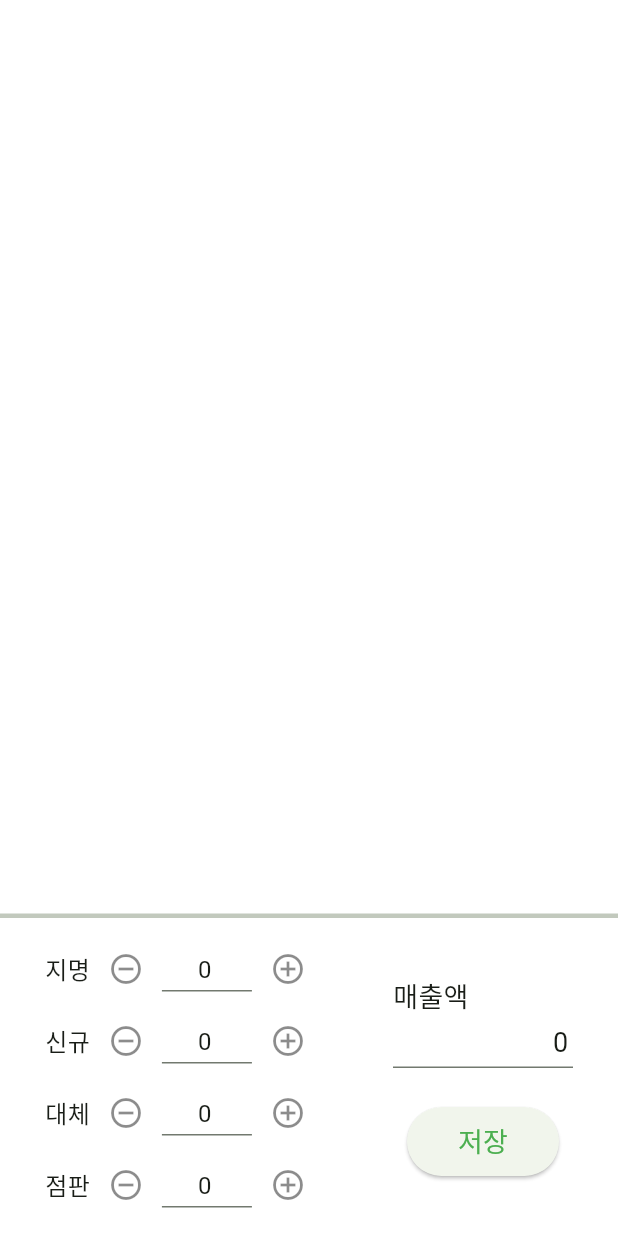
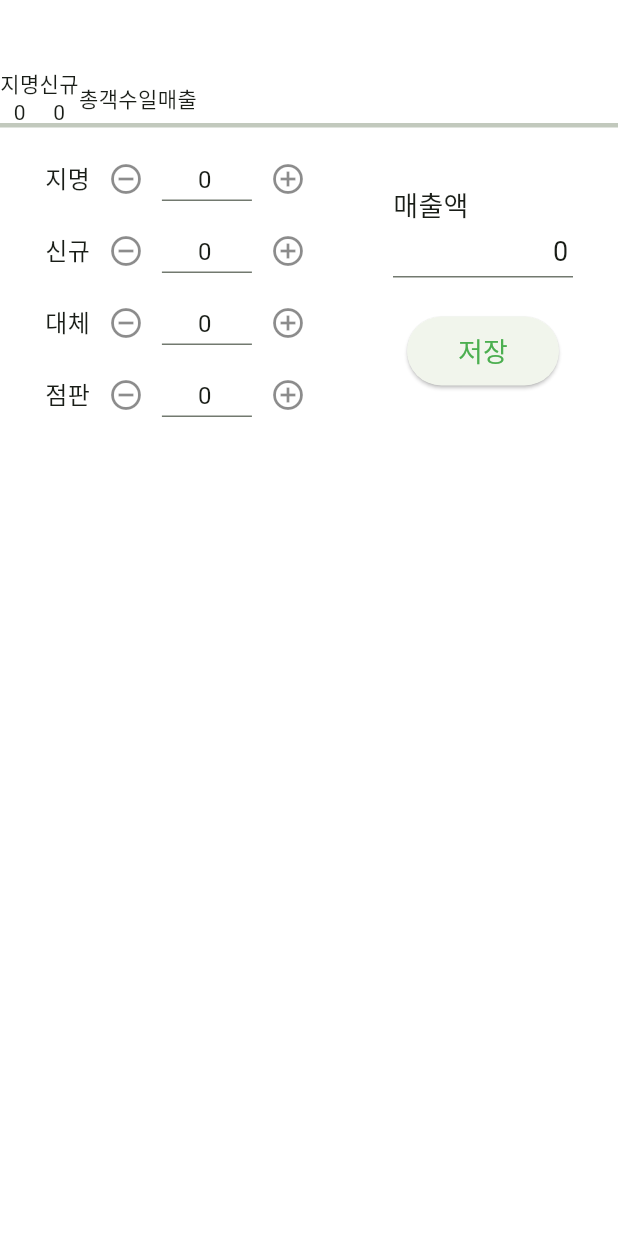
Before and after one commit to kanggo1111/hair_designer_sales_manage2, a Flutter app: the OneDayView widget shown alone on an empty page, opened directly with empty values, after a tap on "저장", on a phone screen of 412 x 824 dp. Run offline on Flutter 3.47's test engine with Material 3 defaults, Android fonts, the phone set to English and light mode, and no system bars; our stand-ins replace cloud_firestore, currency_text_input_formatter, firebase_auth, firebase_core, get; missing offline and left inert: back_button_interceptor; accounts and stored records are empty.

Commit message:
[devel] modify one_day_view #1
Deatails:
modify one_day_view #1

```diff
--- a/lib/controller/item_controller.dart
+++ b/lib/controller/item_controller.dart
@@ -16,12 +16,12 @@ class ItemController extends GetxController {
     // TODO: implement onReady
     super.onReady();
     _items.bindStream(fetchItemStream());
-    ever(_items, (_) {
-      // _items.forEach((element) {
-      //   print(element.id);
-      // });
-      // print('---------------------------');
-    });
+    // ever(_items, (_) {
+    //   // _items.forEach((element) {
+    //   //   print(element.id);
+    //   // });
+    //   // print('---------------------------');
+    // });
   }
 
   final FirebaseAuth authentication = FirebaseAuth.instance;
@@ -41,16 +41,12 @@ class ItemController extends GetxController {
         .doc(user!.uid)
         .collection('items').doc(docID).delete();
   }
-  //
+
+  // TODO:
   // void editItem(){
   //
   // }
   //
-  // List<Item> readItem(){
-  //
-  //
-  //   return [];
-  // }
 
   Stream<List<Item>> fetchItemStream() {
     List<Item> items = [];
--- a/lib/view/one_day_view.dart
+++ b/lib/view/one_day_view.dart
@@ -1,11 +1,16 @@
 import 'package:back_button_interceptor/back_button_interceptor.dart';
 import 'package:currency_text_input_formatter/currency_text_input_formatter.dart';
+import 'package:flutter/cupertino.dart';
 import 'package:flutter/material.dart';
 import 'package:flutter/services.dart';
+import 'package:flutter/widgets.dart';
 import 'package:get/get.dart';
 import 'package:hair_designer_sales_manage2/controller/item_controller.dart';
 import 'package:hair_designer_sales_manage2/model/Item.dart';
 import 'package:intl/intl.dart';
+
+List<int> typeCount = List.generate(itemTypeList.length, (index) => 0);
+int priceOfDay = 0;
 
 class OneDayView extends StatefulWidget {
   OneDayView(this.day, {super.key});
@@ -35,6 +40,7 @@ class _OneDayViewState extends State<OneDayView> {
 
   bool myInterceptor(bool stopDefaultButtonEvent, RouteInfo info) {
     Get.back(id: 1);
+    FocusScope.of(context).unfocus();
     return true;
   }
 
@@ -42,18 +48,50 @@ class _OneDayViewState extends State<OneDayView> {
   Widget build(BuildContext context) {
     itemController.date = widget.day;
 
-    return GestureDetector(
-      onTap: () {
-        FocusScope.of(context).unfocus();
-      },
-      child: GetX<ItemController>(builder: (_) {
+    return GetX<ItemController>(builder: (_) {
       return Container(
           color: Colors.white,
           child: Column(
             children: [
-                Text(widget.day),
-                Expanded(
-                  child: ListView.builder(
+              Padding(
+                padding: const EdgeInsets.all(8.0),
+                child: Text(
+                  widget.day,
+                  style:
+                  TextStyle(fontSize: 20, fontWeight: FontWeight.bold),
+                ),
+              ),
+              Row(
+                children: [
+                  Column(children: [
+                    Text('지명'),
+                    Text(itemController.items
+                        .fold(
+                        0,
+                            (previousValue, element) => element.type == '지명'
+                            ? previousValue + element.count!
+                            : previousValue)
+                        .toString()),
+                  ]),
+                  Column(children: [
+                    Text('신규'),
+                    Text(itemController.items
+                        .fold(
+                        0,
+                            (previousValue, element) => element.type == '신규'
+                            ? previousValue + element.count!
+                            : previousValue)
+                        .toString()),
+                  ]),
+                  Column(children: [
+                    Text('총객수'),
+                  ]),
+                  Column(children: [
+                    Text('일매출'),
+                  ]),
+                ],
+              ),
+              ListView.builder(
                   shrinkWrap: true,
                   itemCount: itemController.items.length,
                   itemBuilder: (context, index) {
@@ -87,8 +125,7 @@ class _OneDayViewState extends State<OneDayView> {
                                   width: MediaQuery.of(context).size.width *
                                       0.25,
                                   alignment: Alignment.center,
-                                      child: Text(
-                                          NumberFormat('###,###,###,###')
+                                  child: Text(NumberFormat('###,###,###,###')
                                       .format(itemController
                                           .items[index].price))),
                             ],
@@ -103,7 +140,6 @@ class _OneDayViewState extends State<OneDayView> {
                       ),
                     );
                   }),
-                ),
               Divider(
                 height: 0,
                 thickness: 3,
@@ -114,8 +150,7 @@ class _OneDayViewState extends State<OneDayView> {
               )
             ],
           ));
-      }),
-    );
+    });
   }
 }
 
@@ -125,9 +160,14 @@ class AddItemContainer extends StatelessWidget {
   final ItemController itemController = Get.put(ItemController());
 
   List<TextEditingController> typeTextEditingController = List.generate(
-      itemTypeList.length, (index) => TextEditingController()..text = '0');
-  TextEditingController priceTextEditingController =
-      (TextEditingController()..text = '0');
+      itemTypeList.length,
+      (index) => TextEditingController()..text = typeCount[index].toString());
+  TextEditingController priceTextEditingController = (TextEditingController()
+    ..text = NumberFormat('###,###,###,###').format(priceOfDay));
+
+  // List<TextEditingController> typeTextEditingController =
+  //     List.generate(itemTypeList.length, (index) => TextEditingController());
+  // TextEditingController priceTextEditingController = (TextEditingController());
 
   @override
   Widget build(BuildContext context) {
@@ -162,6 +202,8 @@ class AddItemContainer extends StatelessWidget {
                         IconButton(
                             onPressed: () {
                               setCount(index, -1);
+                              typeCount[index] = int.parse(
+                                  typeTextEditingController[index].text);
                             },
                             icon: Icon(Icons.remove_circle_outline,
                                 color: Colors.black45)),
@@ -174,6 +216,8 @@ class AddItemContainer extends StatelessWidget {
                               onTap: () {
                                 typeTextEditingController[index].value =
                                     TextEditingValue(text: '0');
+                                typeCount[index] = int.parse(
+                                    typeTextEditingController[index].text);
                               },
                               inputFormatters: [
                                 FilteringTextInputFormatter(
@@ -185,34 +229,28 @@ class AddItemContainer extends StatelessWidget {
                               textAlignVertical: TextAlignVertical.center,
                               onChanged: (value) {
                                 if (typeTextEditingController[index]
-                                        .value
                                         .text
-                                        .length >
-                                    1) {
-                                  if (typeTextEditingController[index]
-                                      .value
+                                        .length ==
+                                    0) {
+                                  typeTextEditingController[index].value =
+                                      TextEditingValue(text: '0');
+                                } else if (typeTextEditingController[index]
                                     .text
                                     .startsWith('0')) {
-                                    typeTextEditingController[index].value =
-                                        TextEditingValue(
-                                            text: typeTextEditingController[
-                                                    index]
-                                                .value
-                                                .text
-                                                .substring(
-                                                    1,
-                                                    typeTextEditingController[
-                                                            index]
-                                                        .value
-                                                        .text
-                                                        .length));
+                                  typeTextEditingController[index]
+                                      .text = int.parse(
+                                          typeTextEditingController[index].text)
+                                      .toString();
                                 }
-                                }
+                                typeCount[index] = int.parse(
+                                    typeTextEditingController[index].text);
                               },
                             )),
                         IconButton(
                             onPressed: () {
                               setCount(index, 1);
+                              typeCount[index] = int.parse(
+                                  typeTextEditingController[index].text);
                             },
                             icon: Icon(
                               Icons.add_circle_outline,
@@ -234,11 +272,15 @@ class AddItemContainer extends StatelessWidget {
                     height: 40,
                     width: 120,
                     child: TextField(
+                      key: UniqueKey(),
                       controller: priceTextEditingController,
                       keyboardType: TextInputType.number,
                       onTap: () {
                         priceTextEditingController.value =
                             TextEditingValue(text: '0');
+                        priceOfDay = int.parse(priceTextEditingController
+                            .value.text
+                            .replaceAll(',', ''));
                       },
                       inputFormatters: [
                         FilteringTextInputFormatter(RegExp('[0-9,]'),
@@ -261,6 +303,9 @@ class AddItemContainer extends StatelessWidget {
                                 offset: priceTextEditingController
                                         .value.text.length -
                                     4));
+                        priceOfDay = int.parse(priceTextEditingController
+                            .value.text
+                            .replaceAll(',', ''));
                       },
                     ),
                   ),
@@ -281,11 +326,22 @@ class AddItemContainer extends StatelessWidget {
                           itemController.addItem(Item(
                               date: itemController.date,
                               type: itemTypeList[index],
-                              count: int.parse(
-                                  typeTextEditingController[index].value.text),
-                              price: int.parse(priceTextEditingController
+                              count: typeCount[index],
+                              price: index < 2
+                                  ? (int.parse(priceTextEditingController
                                               .value.text
-                                  .replaceAll(',', ''))));
+                                              .replaceAll(',', '')) *
+                                          (int.parse(typeTextEditingController[index].value.text) /
+                                              (int.parse(
+                                                      typeTextEditingController[0]
+                                                          .value
+                                                          .text) +
+                                                  int.parse(
+                                                      typeTextEditingController[1]
+                                                          .value
+                                                          .text))))
+                                      .round()
+                                  : 0));
                         }
                       }
                     } on Exception catch (e) {
```
Also changed, not shown: 1 other file. Lines whose indentation alone changed are shown as unchanged.
